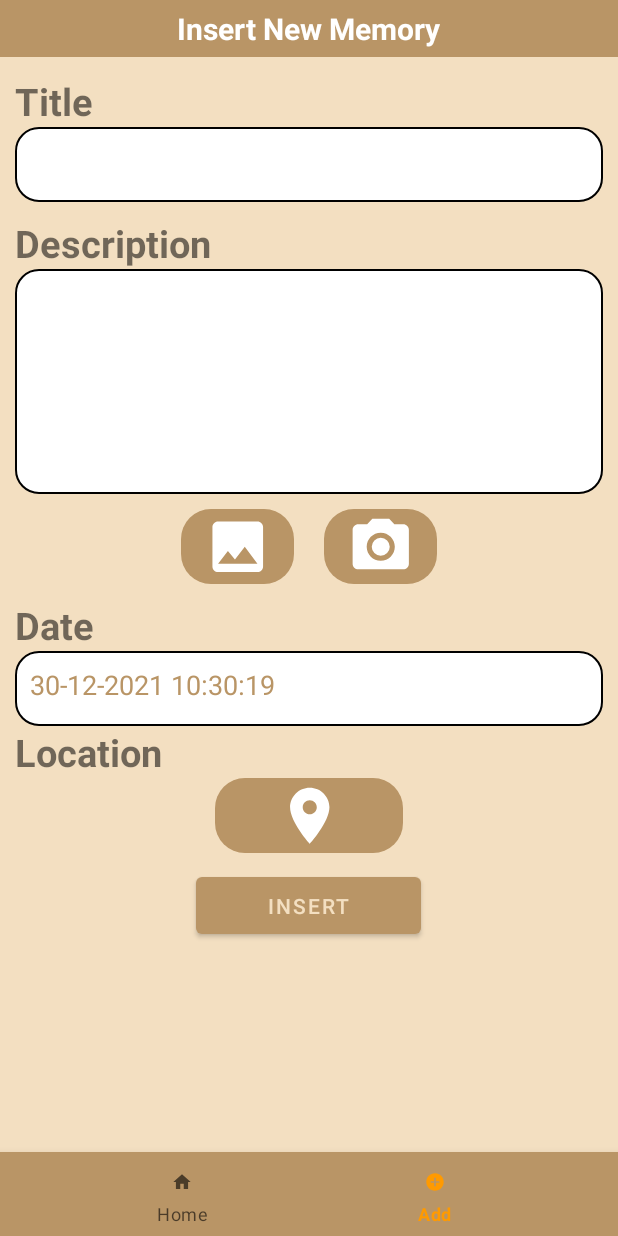
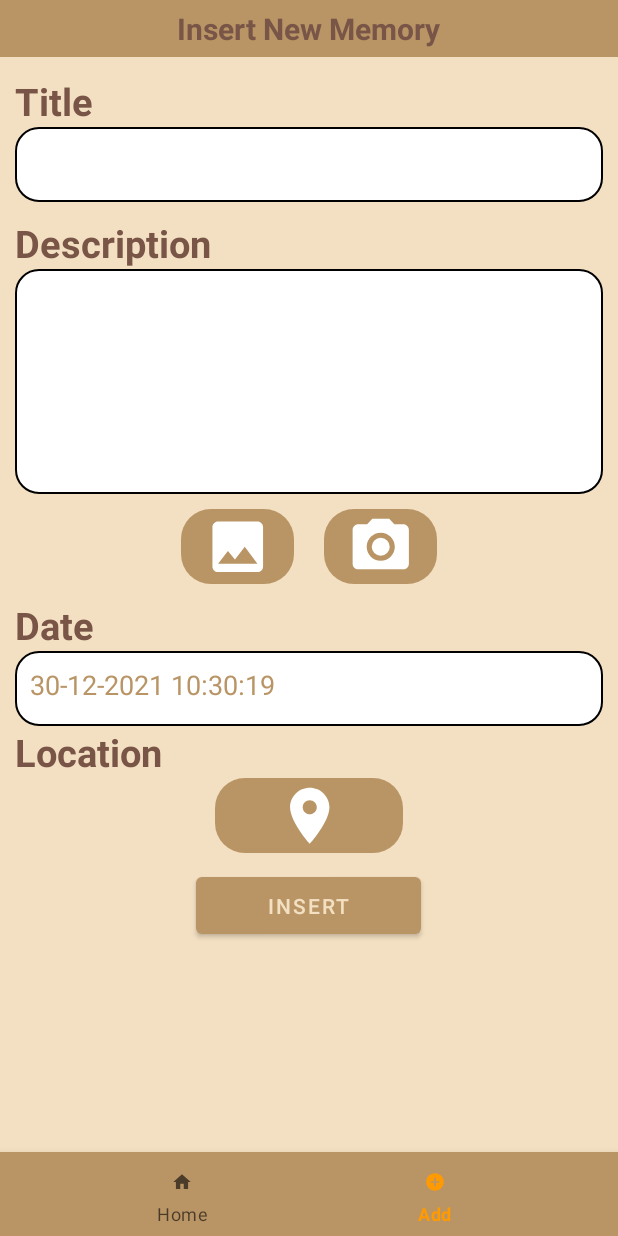
Before and after one commit to caganoduncuoglu/MemoryPalace, an Android app: the MainFragment screen opened directly, with no data from a screen before it, item 2 of the bottom bar chosen, on a phone screen of 412 x 824 dp. Run offline under Robolectric (Android 15) with nearby library versions, the light colour scheme and no system bars.

Commit message:
Fixed white text problems

```diff
--- a/app/src/main/res/layout/details_activity.xml
+++ b/app/src/main/res/layout/details_activity.xml
@@ -77,7 +77,7 @@
           android:layout_marginEnd="5dp"
           android:layout_marginBottom="5dp"
           android:text="Memory Details"
-          android:textColor="@color/white"
+          android:textColor="@color/colorPrimary"
           android:textSize="20sp"
           android:textStyle="bold" />
 
--- a/app/src/main/res/layout/home_fragment.xml
+++ b/app/src/main/res/layout/home_fragment.xml
@@ -20,7 +20,7 @@
             android:layout_marginEnd="5dp"
             android:layout_marginBottom="5dp"
             android:text="Memory Palace"
-            android:textColor="@color/white"
+            android:textColor="@color/colorPrimary"
             android:textSize="20sp"
             android:textStyle="bold" />
     </RelativeLayout>
--- a/app/src/main/res/layout/insert_memory.xml
+++ b/app/src/main/res/layout/insert_memory.xml
@@ -20,7 +20,7 @@
             android:layout_height="wrap_content"
             android:layout_margin="5dp"
             android:text="Insert New Memory"
-            android:textColor="@color/white"
+            android:textColor="@color/colorPrimary"
             android:textStyle="bold"
             android:textSize="20sp" />
     </RelativeLayout>
@@ -32,6 +32,7 @@
         app:layout_constraintEnd_toEndOf="parent"
         app:layout_constraintStart_toStartOf="parent"
         app:layout_constraintTop_toTopOf="parent"
+        android:textColor="@color/colorPrimary"
        />
 
         <ScrollView
@@ -50,6 +51,7 @@
                 <TextView android:id="@+id/memoryInsertTitle"
                     android:layout_width="wrap_content"
                     android:layout_height="wrap_content"
+                    android:textColor="@color/colorPrimary"
                     android:text="Title"
                     android:textStyle="bold"
                     android:textSize="25dp"></TextView>
@@ -68,6 +70,7 @@
                 <TextView android:id="@+id/memoryInsertDescription"
                     android:layout_width="wrap_content"
                     android:layout_height="wrap_content"
+                    android:textColor="@color/colorPrimary"
                     android:text="Description"
                     android:textStyle="bold"
                     android:paddingTop="10dp"
@@ -134,6 +137,7 @@
 
                 <TextView android:id="@+id/memoryInsertDate"
                     android:layout_width="wrap_content"
+                    android:textColor="@color/colorPrimary"
                     android:layout_height="wrap_content"
                     android:text="Date"
                     android:textStyle="bold"
@@ -154,6 +158,7 @@
                     android:id="@+id/memoryInsertLocation"
                     android:layout_width="wrap_content"
                     android:layout_height="wrap_content"
+                    android:textColor="@color/colorPrimary"
                     android:text="Location"
                     android:textStyle="bold"
                     android:textSize="25dp" />
--- a/app/src/main/res/layout/recycler_item_row.xml
+++ b/app/src/main/res/layout/recycler_item_row.xml
@@ -34,6 +34,7 @@
         android:layout_width="wrap_content"
         android:layout_height="wrap_content"
         android:layout_below="@+id/ivPlace"
+            android:textColor="@color/colorPrimary"
         android:padding="5dp"
         android:textSize="20sp"
         android:textStyle="bold|italic" />
```
